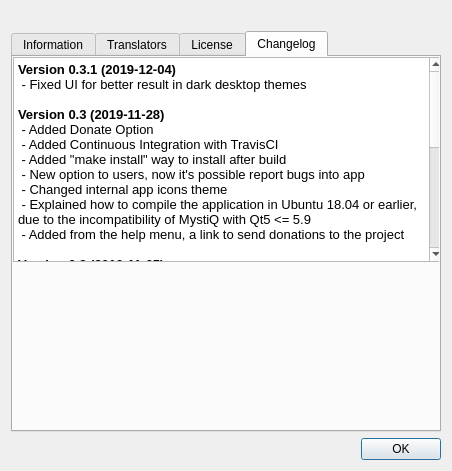
Above: ui/aboutdialog.ui from swl-x/MystiQ before the change. Below: the same form after it.
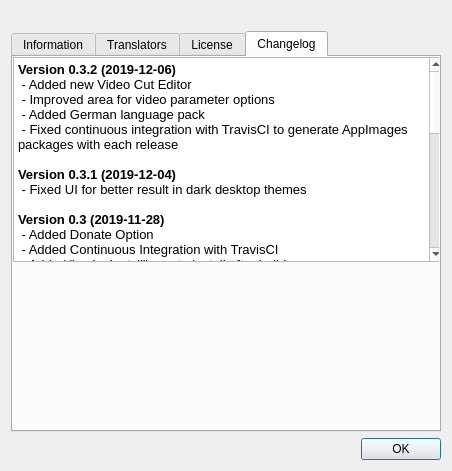
That is the form after the change. The open tabs and pages were chosen to show the change. Icons and pictures are not drawn.

Diff of the .ui file:
```diff
--- a/ui/aboutdialog.ui
+++ b/ui/aboutdialog.ui
@@ -255,6 +255,12 @@
 &lt;html&gt;&lt;head&gt;&lt;meta name=&quot;qrichtext&quot; content=&quot;1&quot; /&gt;&lt;style type=&quot;text/css&quot;&gt;
 p, li { white-space: pre-wrap; }
 &lt;/style&gt;&lt;/head&gt;&lt;body style=&quot; font-family:'Fira Sans'; font-size:10pt; font-weight:400; font-style:normal;&quot;&gt;
+&lt;p style=&quot; margin-top:0px; margin-bottom:0px; margin-left:0px; margin-right:0px; -qt-block-indent:0; text-indent:0px;&quot;&gt;&lt;span style=&quot; font-family:'Fira Sans'; font-weight:600;&quot;&gt;Version 0.3.2 (2019-12-06)&lt;/span&gt;&lt;/p&gt;
+&lt;p style=&quot; margin-top:0px; margin-bottom:0px; margin-left:0px; margin-right:0px; -qt-block-indent:0; text-indent:0px;&quot;&gt;&lt;span style=&quot; font-family:'Fira Sans'; font-weight:600;&quot;&gt; &lt;/span&gt;&lt;span style=&quot; font-family:'Fira Sans';&quot;&gt;- Added new Video Cut Editor&lt;/span&gt;&lt;/p&gt;
+&lt;p style=&quot; margin-top:0px; margin-bottom:0px; margin-left:0px; margin-right:0px; -qt-block-indent:0; text-indent:0px;&quot;&gt;&lt;span style=&quot; font-family:'Fira Sans';&quot;&gt; - Improved area for video parameter options&lt;/span&gt;&lt;/p&gt;
+&lt;p style=&quot; margin-top:0px; margin-bottom:0px; margin-left:0px; margin-right:0px; -qt-block-indent:0; text-indent:0px;&quot;&gt;&lt;span style=&quot; font-family:'Fira Sans';&quot;&gt; - Added German language pack&lt;/span&gt;&lt;/p&gt;
+&lt;p style=&quot; margin-top:0px; margin-bottom:0px; margin-left:0px; margin-right:0px; -qt-block-indent:0; text-indent:0px;&quot;&gt;&lt;span style=&quot; font-family:'Fira Sans';&quot;&gt; - Fixed continuous integration with TravisCI to generate AppImages packages with each release&lt;/span&gt;&lt;/p&gt;
+&lt;p style=&quot;-qt-paragraph-type:empty; margin-top:0px; margin-bottom:0px; margin-left:0px; margin-right:0px; -qt-block-indent:0; text-indent:0px; font-family:'Fira Sans'; font-weight:600;&quot;&gt;&lt;br /&gt;&lt;/p&gt;
 &lt;p style=&quot; margin-top:0px; margin-bottom:0px; margin-left:0px; margin-right:0px; -qt-block-indent:0; text-indent:0px;&quot;&gt;&lt;span style=&quot; font-family:'Fira Sans'; font-weight:600;&quot;&gt;Version 0.3.1 (2019-12-04)&lt;/span&gt;&lt;/p&gt;
 &lt;p style=&quot; margin-top:0px; margin-bottom:0px; margin-left:0px; margin-right:0px; -qt-block-indent:0; text-indent:0px;&quot;&gt;&lt;span style=&quot; font-family:'Fira Sans';&quot;&gt; - Fixed UI for better result in dark desktop themes&lt;/span&gt;&lt;/p&gt;
 &lt;p style=&quot;-qt-paragraph-type:empty; margin-top:0px; margin-bottom:0px; margin-left:0px; margin-right:0px; -qt-block-indent:0; text-indent:0px; font-family:'Fira Sans';&quot;&gt;&lt;br /&gt;&lt;/p&gt;
```
